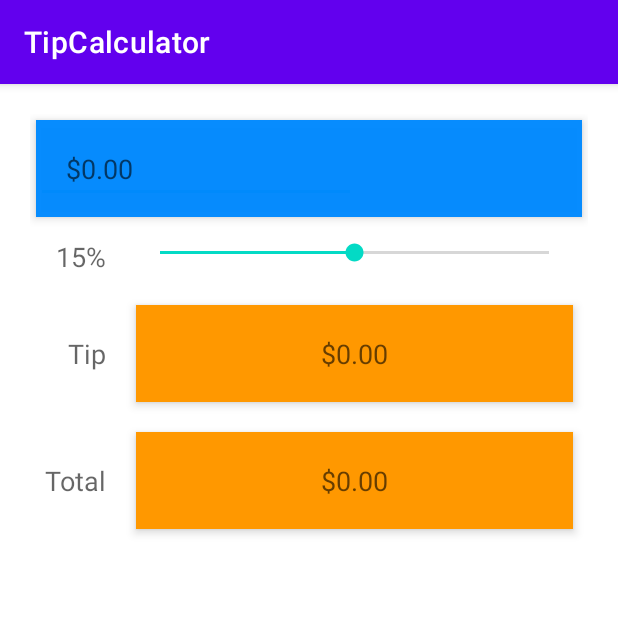
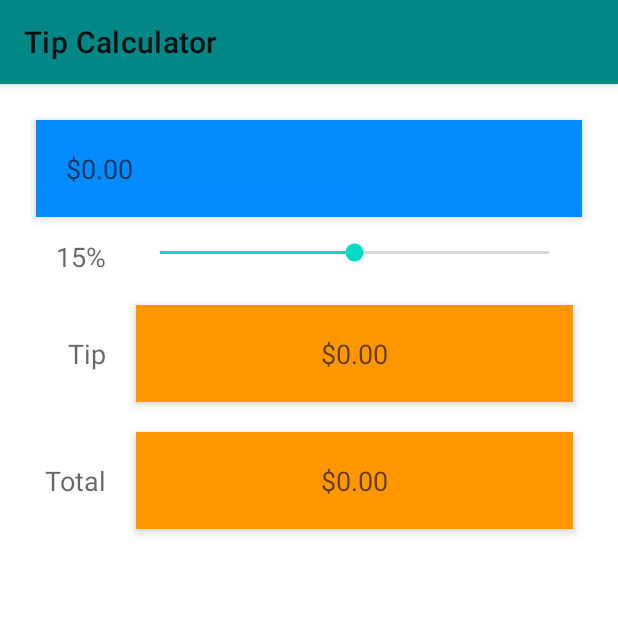
Before and after one commit to aashakya/TipCalculator, an Android app: the screen it shows after launch (MainActivity), on a phone screen of 412 x 824 dp, the top half of it. Run offline under Robolectric (Android 15) with nearby library versions, the phone set to English and light mode, and no system bars.

Commit message:
Remove Toolbar and add personalized Toolbar

```diff
--- a/app/src/main/java/com/example/tipcalculator/MainActivity.java
+++ b/app/src/main/java/com/example/tipcalculator/MainActivity.java
@@ -10,26 +10,28 @@ import android.view.inputmethod.InputMethodManager;
 import android.widget.EditText;
 import android.widget.SeekBar;
 import android.widget.TextView;
+import androidx.appcompat.widget.Toolbar;
 
 import java.text.NumberFormat;
-import java.util.Locale;
 
 public class MainActivity extends AppCompatActivity implements TextWatcher, SeekBar.OnSeekBarChangeListener {
-
     private double billAmount, percent;
     private TextView amountTextView, percentTextView, tipTextView, totalTextView;
     private EditText amountEditText;
     private SeekBar percentSeekBar;
 
     NumberFormat currencyFormat, percentFormat;
+    private Toolbar toolbar;
     @Override
     protected void onCreate(Bundle savedInstanceState) {
         super.onCreate(savedInstanceState);
         setContentView(R.layout.activity_main);
         init();
+        setSupportActionBar(toolbar);
     }
 
     void init(){
+        toolbar = (Toolbar) findViewById(R.id.toolbar); // connecting toolbar by finding view
         currencyFormat = NumberFormat.getCurrencyInstance();
         percentFormat = NumberFormat.getPercentInstance();
         // inserting value to the defined variables
@@ -66,6 +68,7 @@ public class MainActivity extends AppCompatActivity implements TextWatcher, Seek
         // hide the soft keyboard from the window
         imm.hideSoftInputFromWindow(amountTextView.getWindowToken(), 0);
     }
+
 
     @Override
     public void beforeTextChanged(CharSequence charSequence, int i, int i1, int i2) {
--- a/app/src/main/res/layout/activity_main.xml
+++ b/app/src/main/res/layout/activity_main.xml
@@ -1,8 +1,18 @@
 <?xml version="1.0" encoding="utf-8"?>
-<GridLayout xmlns:android="http://schemas.android.com/apk/res/android"
+<RelativeLayout
+    xmlns:android="http://schemas.android.com/apk/res/android"
     xmlns:tools="http://schemas.android.com/tools"
+    tools:context=".MainActivity"
+    android:layout_height="match_parent"
+    android:layout_width="match_parent">
+    <include
+        android:id="@+id/toolbar"
+        layout="@layout/toolbar"/>
+
+<GridLayout
     android:layout_width="match_parent"
     android:layout_height="match_parent"
+    android:layout_below="@+id/toolbar"
     tools:context=".MainActivity"
     android:columnCount="2"
     android:layout_margin="20dp"
@@ -103,7 +113,5 @@
         android:padding="20dp"
         android:elevation="4dp"
         android:layout_margin="10dp"/>
-
-
-
 </GridLayout>
+</RelativeLayout>
--- /dev/null
+++ b/app/src/main/res/layout/toolbar.xml
@@ -0,0 +1,10 @@
+<?xml version="1.0" encoding="utf-8"?>
+<androidx.appcompat.widget.Toolbar xmlns:android="http://schemas.android.com/apk/res/android"
+    xmlns:tools="http://schemas.android.com/tools"
+    android:layout_width="match_parent"
+    android:layout_height="wrap_content"
+    android:background="@color/teal_700"
+    android:id="@+id/toolbar"
+    android:elevation="4dp">
+
+</androidx.appcompat.widget.Toolbar>
--- a/app/src/main/res/values/colors.xml
+++ b/app/src/main/res/values/colors.xml
@@ -9,4 +9,5 @@
     <color name="white">#FFFFFFFF</color>
     <color name="colorBackGround">#F7008AFF</color>
     <color name="colorResultBackGround">#FF9800</color>
+    <color name="green">#31C56C</color>
 </resources>
--- a/app/src/main/res/values/strings.xml
+++ b/app/src/main/res/values/strings.xml
@@ -1,3 +1,3 @@
 <resources>
-    <string name="app_name">TipCalculator</string>
+    <string name="app_name">Tip Calculator</string>
 </resources>
--- a/app/src/main/res/values/themes.xml
+++ b/app/src/main/res/values/themes.xml
@@ -1,6 +1,6 @@
 <resources xmlns:tools="http://schemas.android.com/tools">
     <!-- Base application theme. -->
-    <style name="Theme.TipCalculator" parent="Theme.MaterialComponents.DayNight.DarkActionBar">
+    <style name="Theme.TipCalculator" parent="Theme.MaterialComponents.Light.NoActionBar">
         <!-- Primary brand color. -->
         <item name="colorPrimary">@color/purple_500</item>
         <item name="colorPrimaryVariant">@color/purple_700</item>
```
